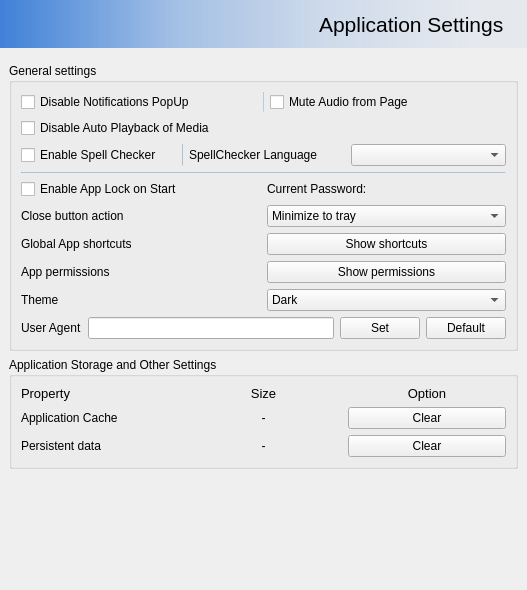
Qt form src/settingswidget.ui (keshavbhatt/whatsie) before a commit.
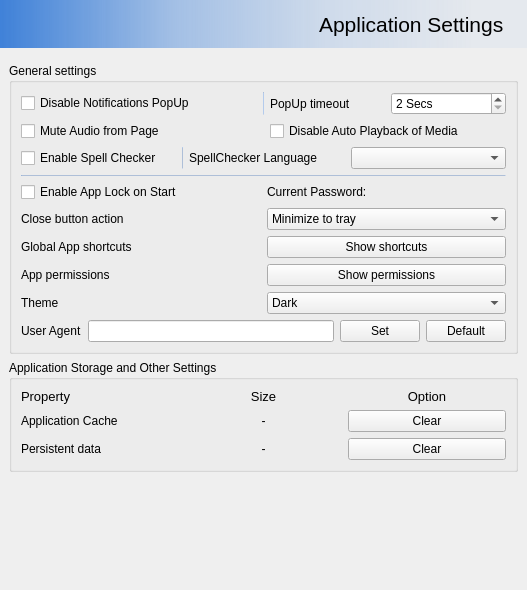
The same form after that commit. Icons and pictures are not drawn.

Commit message: implemented notification timeout spinbox in settings

Diff of the .ui file:
```diff
--- a/src/settingswidget.ui
+++ b/src/settingswidget.ui
@@ -106,27 +106,6 @@
         <layout class="QGridLayout" name="gridLayout_4">
          <item row="0" column="0">
           <layout class="QGridLayout" name="gridLayout">
-           <item row="1" column="0">
-            <widget class="QCheckBox" name="autoPlayMediaCheckBox">
-             <property name="text">
-              <string>Disable Auto Playback of Media</string>
-             </property>
-            </widget>
-           </item>
-           <item row="0" column="2">
-            <widget class="QCheckBox" name="muteAudioCheckBox">
-             <property name="text">
-              <string>Mute Audio from Page</string>
-             </property>
-            </widget>
-           </item>
-           <item row="0" column="0">
-            <widget class="QCheckBox" name="notificationCheckBox">
-             <property name="text">
-              <string>Disable Notifications PopUp</string>
-             </property>
-            </widget>
-           </item>
            <item row="0" column="1">
             <widget class="Line" name="line_3">
              <property name="minimumSize">
@@ -149,6 +128,51 @@
              </property>
             </widget>
            </item>
+           <item row="0" column="0">
+            <widget class="QCheckBox" name="notificationCheckBox">
+             <property name="text">
+              <string>Disable Notifications PopUp</string>
+             </property>
+            </widget>
+           </item>
+           <item row="1" column="2">
+            <widget class="QCheckBox" name="autoPlayMediaCheckBox">
+             <property name="text">
+              <string>Disable Auto Playback of Media</string>
+             </property>
+            </widget>
+           </item>
+           <item row="1" column="0">
+            <widget class="QCheckBox" name="muteAudioCheckBox">
+             <property name="text">
+              <string>Mute Audio from Page</string>
+             </property>
+            </widget>
+           </item>
+           <item row="0" column="2">
+            <layout class="QHBoxLayout" name="horizontalLayout_9">
+             <item>
+              <widget class="QLabel" name="label_14">
+               <property name="text">
+                <string>PopUp timeout</string>
+               </property>
+              </widget>
+             </item>
+             <item>
+              <widget class="QSpinBox" name="notificationTimeOutspinBox">
+               <property name="suffix">
+                <string> Secs</string>
+               </property>
+               <property name="minimum">
+                <number>2</number>
+               </property>
+               <property name="maximum">
+                <number>20</number>
+               </property>
+              </widget>
+             </item>
+            </layout>
+           </item>
           </layout>
          </item>
          <item row="1" column="0">
```
The commit also changes 3 other files.
